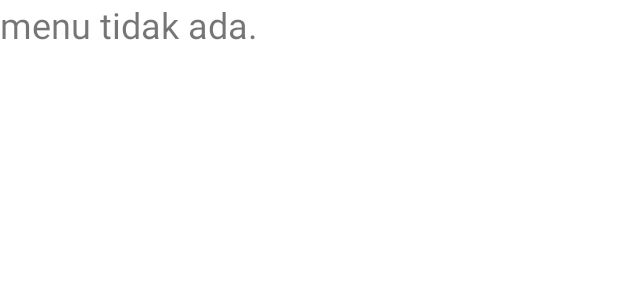
After one commit to Laanaa/SetupProject, an Android app: the layout activity_menu.xml on its own in the app's theme, with its tools: preview values and no code run, on a phone screen of 412 x 824 dp. The commit adds this screen. Shown: the top 300 px of the screen. Run offline under Robolectric (Android 15) with nearby library versions, the phone set to English and light mode, and no system bars.

Commit message:
Add activiy menu, order, transaction and config button

```diff
--- a/app/src/main/res/layout/activity_main.xml
+++ b/app/src/main/res/layout/activity_main.xml
@@ -57,6 +57,7 @@
                 android:layout_height="wrap_content"
                 android:layout_gravity="center"
                 android:layout_marginTop="25dp"
+                android:onClick="onStartMenuActivity"
                 android:text="Menu" />
 
             <Button
@@ -64,6 +65,7 @@
                 android:layout_width="270dp"
                 android:layout_height="wrap_content"
                 android:layout_gravity="center"
+                android:onClick="onStartOrderActivity"
                 android:text="Pemesanan" />
 
             <Button
@@ -71,6 +73,7 @@
                 android:layout_width="270dp"
                 android:layout_height="wrap_content"
                 android:layout_gravity="center"
+                android:onClick="onStartTransactionActivity"
                 android:text="Transaksi" />
 
             <TextView
--- /dev/null
+++ b/app/src/main/res/layout/activity_menu.xml
@@ -0,0 +1,18 @@
+<?xml version="1.0" encoding="utf-8"?>
+<androidx.constraintlayout.widget.ConstraintLayout xmlns:android="http://schemas.android.com/apk/res/android"
+    xmlns:app="http://schemas.android.com/apk/res-auto"
+    xmlns:tools="http://schemas.android.com/tools"
+    android:layout_width="match_parent"
+    android:layout_height="match_parent"
+    tools:context=".Menu">
+
+    <TextView
+        android:id="@+id/textView2"
+        android:layout_width="wrap_content"
+        android:layout_height="wrap_content"
+        android:gravity="center"
+        android:text="menu tidak ada."
+        android:textSize="24sp"
+        tools:layout_editor_absoluteX="120dp"
+        tools:layout_editor_absoluteY="349dp" />
+</androidx.constraintlayout.widget.ConstraintLayout>
```
Also changed, not shown: app/src/main/AndroidManifest.xml (+9 -0 lines), app/src/main/java/com/example/inder/MainActivity.java (+17 -1 lines), app/src/main/java/com/example/inder/Menu.java (added, +14 -0 lines), app/src/main/java/com/example/inder/Order.java (added, +14 -0 lines), app/src/main/java/com/example/inder/Transaction.java (added, +14 -0 lines), app/src/main/res/layout/activity_order.xml (added, +9 -0 lines), app/src/main/res/layout/activity_transaction.xml (added, +9 -0 lines).
